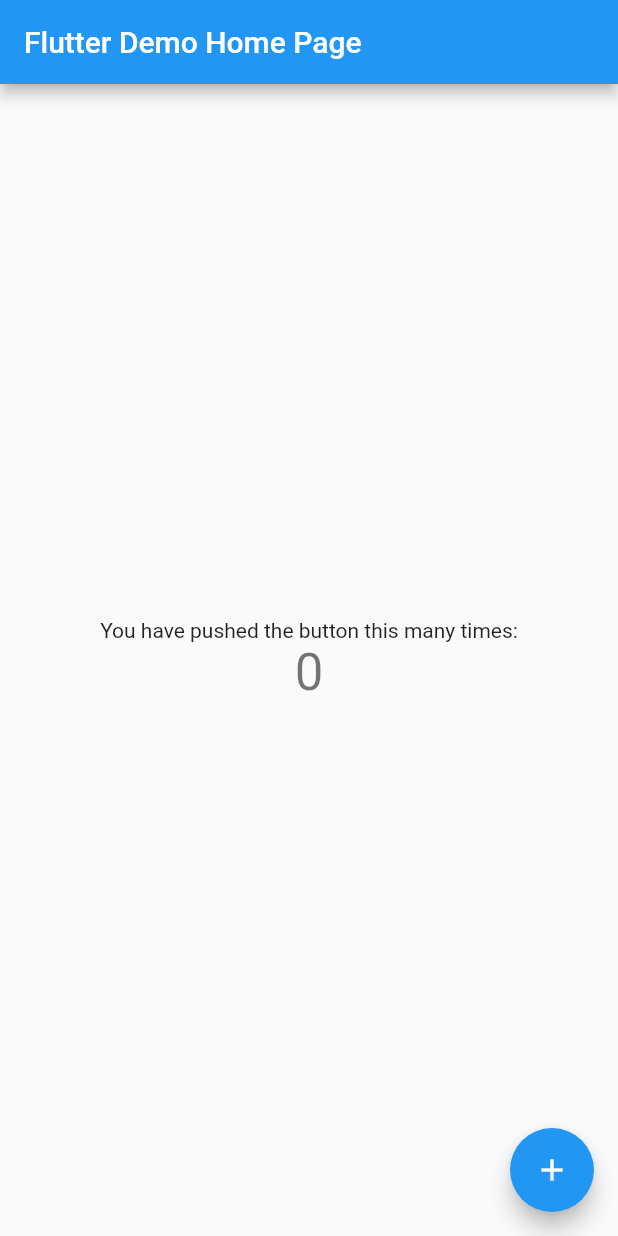
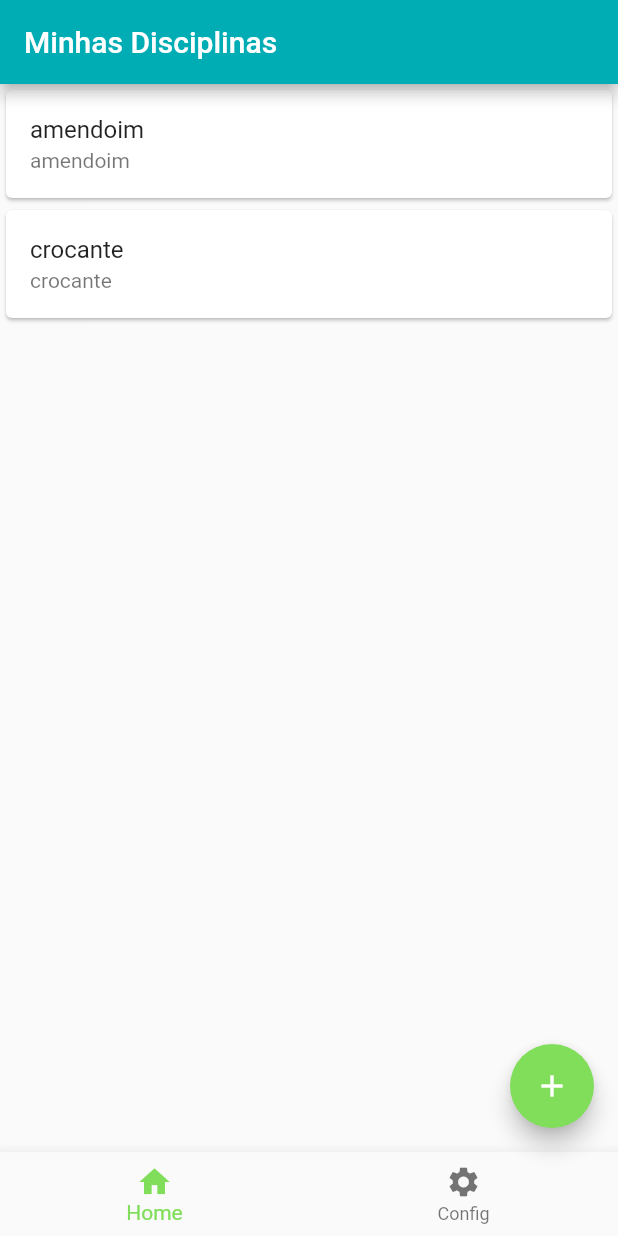
Before and after one commit to humanolaranja/mc855-flutter, a Flutter app: the screen it shows after launch, on a phone screen of 412 x 824 dp. Run offline on Flutter 3.47's test engine with Material 2 defaults, Android fonts, the light colour scheme and no system bars.

Commit message:
feat: init homepage

```diff
--- a/lib/main.dart
+++ b/lib/main.dart
@@ -1,4 +1,5 @@
 import 'package:flutter/material.dart';
+import 'package:mc855/routes.dart';
 
 void main() {
   runApp(MyApp());
@@ -8,106 +9,23 @@
   // This widget is the root of your application.
   @override
   Widget build(BuildContext context) {
+    Routes routes = Routes();
     return MaterialApp(
       title: 'Flutter Demo',
       theme: ThemeData(
-        // This is the theme of your application.
-        //
-        // Try running your application with "flutter run". You'll see the
-        // application has a blue toolbar. Then, without quitting the app, try
-        // changing the primarySwatch below to Colors.green and then invoke
-        // "hot reload" (press "r" in the console where you ran "flutter run",
-        // or simply save your changes to "hot reload" in a Flutter IDE).
-        // Notice that the counter didn't reset back to zero; the application
-        // is not restarted.
-        primarySwatch: Colors.blue,
+        primaryColor: Color(0xFF00ADB5),
+        buttonColor: Color(0xFF80DE5B),
+        floatingActionButtonTheme: FloatingActionButtonThemeData(
+          backgroundColor: Color(0xFF80DE5B),
+        ),
       ),
-      home: MyHomePage(title: 'Flutter Demo Home Page'),
+      initialRoute: Routes.homePagePath,
+      onGenerateRoute: (settings) {
+        if (routes.getDefault().containsKey(settings.name)) {
+          return routes.routeBuilder(settings.name!);
+        }
+        return null; // not found page
+      },
     );
   }
 }
-
-class MyHomePage extends StatefulWidget {
-  MyHomePage({Key? key, required this.title}) : super(key: key);
-
-  // This widget is the home page of your application. It is stateful, meaning
-  // that it has a State object (defined below) that contains fields that affect
-  // how it looks.
-
-  // This class is the configuration for the state. It holds the values (in this
-  // case the title) provided by the parent (in this case the App widget) and
-  // used by the build method of the State. Fields in a Widget subclass are
-  // always marked "final".
-
-  final String title;
-
-  @override
-  _MyHomePageState createState() => _MyHomePageState();
-}
-
-class _MyHomePageState extends State<MyHomePage> {
-  int _counter = 0;
-
-  void _incrementCounter() {
-    setState(() {
-      // This call to setState tells the Flutter framework that something has
-      // changed in this State, which causes it to rerun the build method below
-      // so that the display can reflect the updated values. If we changed
-      // _counter without calling setState(), then the build method would not be
-      // called again, and so nothing would appear to happen.
-      _counter++;
-    });
-  }
-
-  @override
-  Widget build(BuildContext context) {
-    // This method is rerun every time setState is called, for instance as done
-    // by the _incrementCounter method above.
-    //
-    // The Flutter framework has been optimized to make rerunning build methods
-    // fast, so that you can just rebuild anything that needs updating rather
-    // than having to individually change instances of widgets.
-    return Scaffold(
-      appBar: AppBar(
-        // Here we take the value from the MyHomePage object that was created by
-        // the App.build method, and use it to set our appbar title.
-        title: Text(widget.title),
-      ),
-      body: Center(
-        // Center is a layout widget. It takes a single child and positions it
-        // in the middle of the parent.
-        child: Column(
-          // Column is also a layout widget. It takes a list of children and
-          // arranges them vertically. By default, it sizes itself to fit its
-          // children horizontally, and tries to be as tall as its parent.
-          //
-          // Invoke "debug painting" (press "p" in the console, choose the
-          // "Toggle Debug Paint" action from the Flutter Inspector in Android
-          // Studio, or the "Toggle Debug Paint" command in Visual Studio Code)
-          // to see the wireframe for each widget.
-          //
-          // Column has various properties to control how it sizes itself and
-          // how it positions its children. Here we use mainAxisAlignment to
-          // center the children vertically; the main axis here is the vertical
-          // axis because Columns are vertical (the cross axis would be
-          // horizontal).
-          mainAxisAlignment: MainAxisAlignment.center,
-          children: <Widget>[
-            Text(
-              'You have pushed the button this many times:',
-            ),
-            Text(
-              '$_counter',
-              style: Theme.of(context).textTheme.headline4,
-            ),
-          ],
-        ),
-      ),
-      floatingActionButton: FloatingActionButton(
-        onPressed: _incrementCounter,
-        tooltip: 'Increment',
-        child: Icon(Icons.add),
-      ), // This trailing comma makes auto-formatting nicer for build methods.
-    );
-  }
-}
--- /dev/null
+++ b/lib/pages/Home/home_page.dart
@@ -0,0 +1,52 @@
+import 'package:flutter/material.dart';
+import 'package:mc855/routes.dart';
+import 'package:mc855/widgets/bottom_bar.dart';
+
+class HomePage extends StatefulWidget {
+  HomePage({Key? key, required this.title}) : super(key: key);
+
+  final String title;
+
+  @override
+  _HomePageState createState() => _HomePageState();
+}
+
+class _HomePageState extends State<HomePage> {
+  List<String> items = ["amendoim", "crocante"];
+  int currentIndex = 0;
+
+  @override
+  Widget build(BuildContext context) {
+    return Scaffold(
+      appBar: AppBar(
+        title: Text(widget.title),
+      ),
+      body: Center(
+        child: ListView.builder(
+          itemCount: items.length,
+          itemBuilder: (context, index) {
+            final item = items[index];
+
+            return Card(
+              child: ListTile(
+                title: Text(item),
+                subtitle: Text(item),
+              ),
+            );
+          },
+        ),
+      ),
+      bottomNavigationBar: BottomNavigationBar(
+        items: BottomBarItems.getItems(),
+        currentIndex: currentIndex,
+        selectedItemColor: Color(0xFF80DE5B),
+        onTap: (index) => currentIndex != index && currentIndex == 0 ? Routes().replaceToConfig(context) : Routes().replaceToHomePage(context),
+      ),
+      floatingActionButton: FloatingActionButton(
+        onPressed: null,
+        tooltip: 'Increment',
+        child: Icon(Icons.add),
+      ),
+    );
+  }
+}
--- /dev/null
+++ b/lib/routes.dart
@@ -0,0 +1,35 @@
+import 'package:flutter/material.dart';
+import 'package:mc855/pages/Config/config_page.dart';
+import 'package:mc855/pages/Home/home_page.dart';
+
+class Routes {
+  static final String loginPagePath = '/';
+  static final String homePagePath = '/home';
+  static final String configPagePath = '/config';
+
+  getDefault() {
+    return {
+      homePagePath: (BuildContext context) => HomePage(title: "Minhas Disciplinas"),
+      configPagePath: (BuildContext context) => ConfigPage(title: "Configurar Disciplinas"),
+    };
+  }
+
+  routeBuilder(String name) {
+    return PageRouteBuilder(
+      settings: RouteSettings(name: name),
+      pageBuilder: (BuildContext context, __, ___) => Routes().getDefault()[name](context),
+    );
+  }
+
+  navigateToHomePage(BuildContext context) {
+    Navigator.pushNamed(context, homePagePath);
+  }
+
+  replaceToHomePage(BuildContext context) {
+    Navigator.pushReplacementNamed(context, homePagePath);
+  }
+
+  replaceToConfig(BuildContext context) {
+    Navigator.pushReplacementNamed(context, configPagePath);
+  }
+}
--- /dev/null
+++ b/lib/widgets/bottom_bar.dart
@@ -0,0 +1,16 @@
+import 'package:flutter/material.dart';
+
+class BottomBarItems {
+  static getItems() {
+    return <BottomNavigationBarItem>[
+      BottomNavigationBarItem(
+        icon: Icon(Icons.home),
+        label: 'Home',
+      ),
+      BottomNavigationBarItem(
+        icon: Icon(Icons.settings),
+        label: 'Config',
+      ),
+    ];
+  }
+}
```
Also changed, not shown: lib/entities/class.dart (added, +8 -0 lines), lib/entities/subject.dart (added, +9 -0 lines), lib/entities/time.dart (added, +7 -0 lines), lib/pages/Config/config_page.dart (added, +52 -0 lines), lib/utils/days.dart (added, +21 -0 lines).
